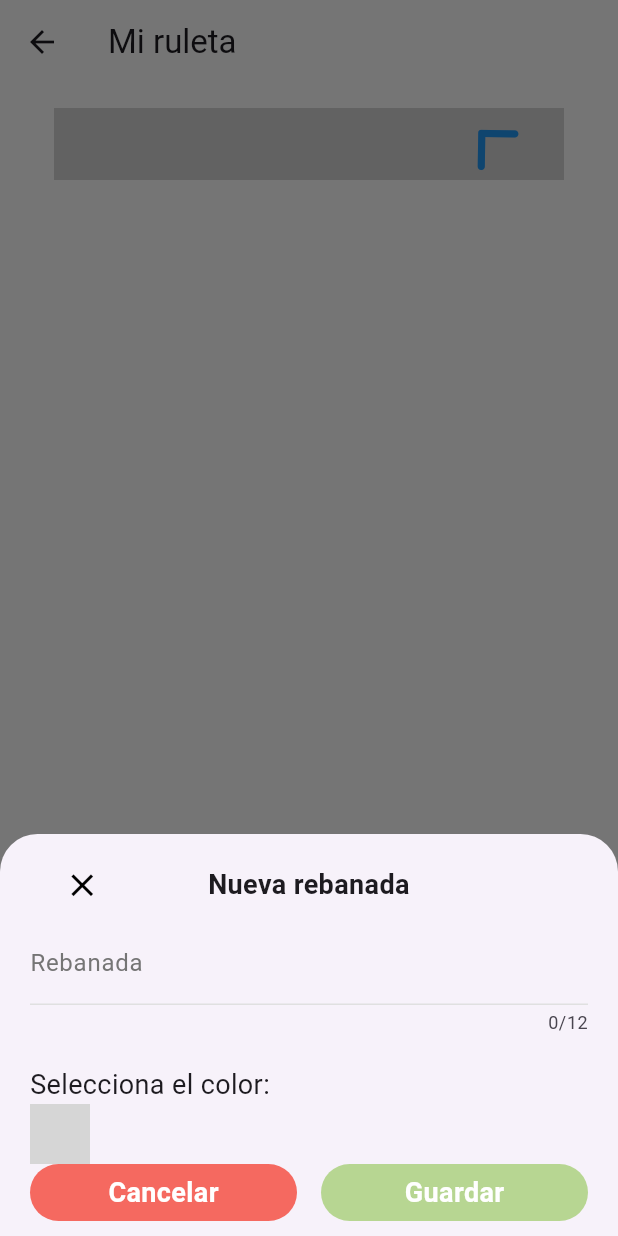
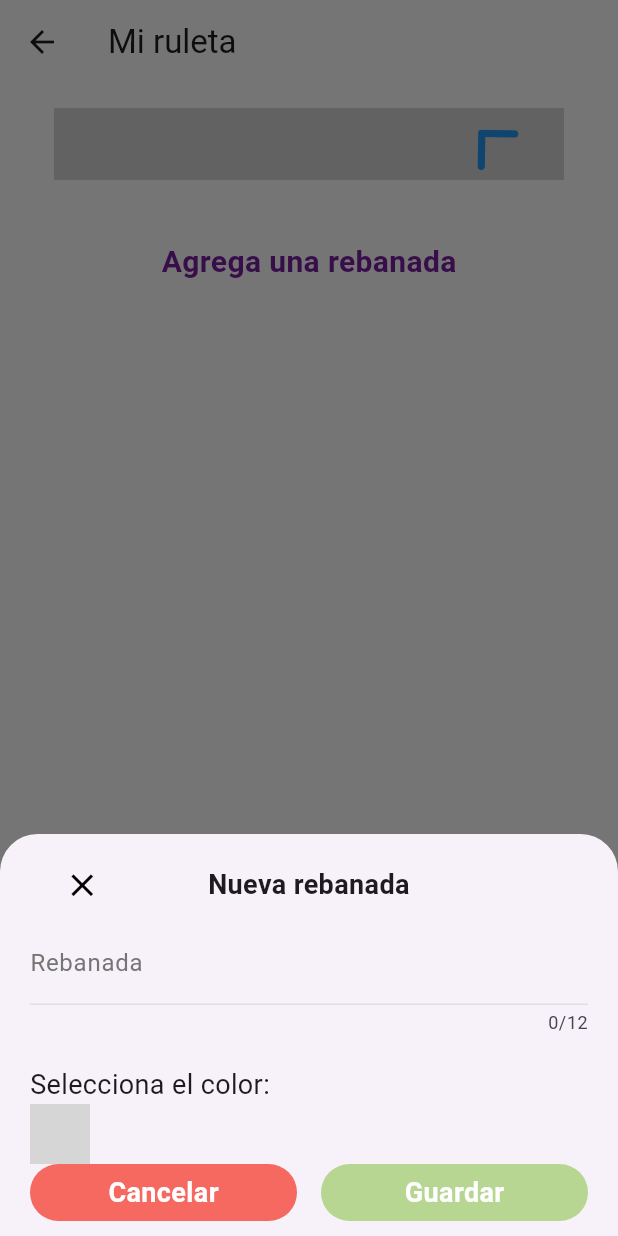
Before and after one commit to RafaEscobar/my-roulette, a Flutter app: the RouletteView screen opened directly, after a tap on "Agregar rebanada", on a phone screen of 412 x 824 dp. Run offline on Flutter 3.47's test engine with Material 3 defaults, Android fonts, the phone set to English and light mode, and no system bars; our stand-ins replace equatable, flutter_bloc, fluttertoast; missing offline and left inert: flex_color_picker, flutter_confetti, roulette; statements that could not run were skipped; grey boxes are pictures that could not be loaded.

Commit message:
Agrega btn para iniciar ruleta

```diff
--- a/lib/screens/views/roulete_view.dart
+++ b/lib/screens/views/roulete_view.dart
@@ -3,9 +3,11 @@ import 'package:flutter_bloc/flutter_bloc.dart';
 import 'package:myroulette/bloc/roulette/roulette_bloc.dart';
 import 'package:myroulette/bloc/roulette/roulette_state.dart';
 import 'package:myroulette/models/slice.dart';
+import 'package:myroulette/theme/app_theme.dart';
 import 'package:myroulette/utils/app_text_styles.dart';
 import 'package:myroulette/widgets/examples/roulette_placeholder.dart';
 import 'package:myroulette/widgets/forms/new_slice_form.dart';
+import 'package:myroulette/widgets/ping_text.dart';
 import 'package:myroulette/widgets/slice_list.dart';
 import 'package:roulette/roulette.dart';
 
@@ -80,7 +82,33 @@ class _RouletteViewState extends State<RouletteView> {
                       ],
                     );
                   },
-                )
+                ),
+                SizedBox(height: 40,),
+                (context.watch<RouletteBloc>().state.slices.isNotEmpty) ?
+                  GestureDetector(
+                    onTap: () {
+
+                    },
+                    child: PingText(
+                      text: '¡Pulsa aquí para girar!',
+                      style: const TextStyle(
+                        fontSize: 20,
+                        fontWeight: FontWeight.bold,
+                        color: AppTheme.primaryPurple,
+                      ),
+                      duration: const Duration(milliseconds: 1400),
+                      beginScale: 1.0,
+                      endScale: 1.3,
+                      pulses: 1,
+                    ),
+                  ) : Text(
+                    "Agrega una rebanada",
+                    style: const TextStyle(
+                      fontSize: 20,
+                      fontWeight: FontWeight.bold,
+                      color: AppTheme.primaryPurple,
+                    ),
+                  )
               ],
             ),
           )
```
Also changed, not shown: lib/widgets/ping_text.dart (added, +94 -0 lines).
